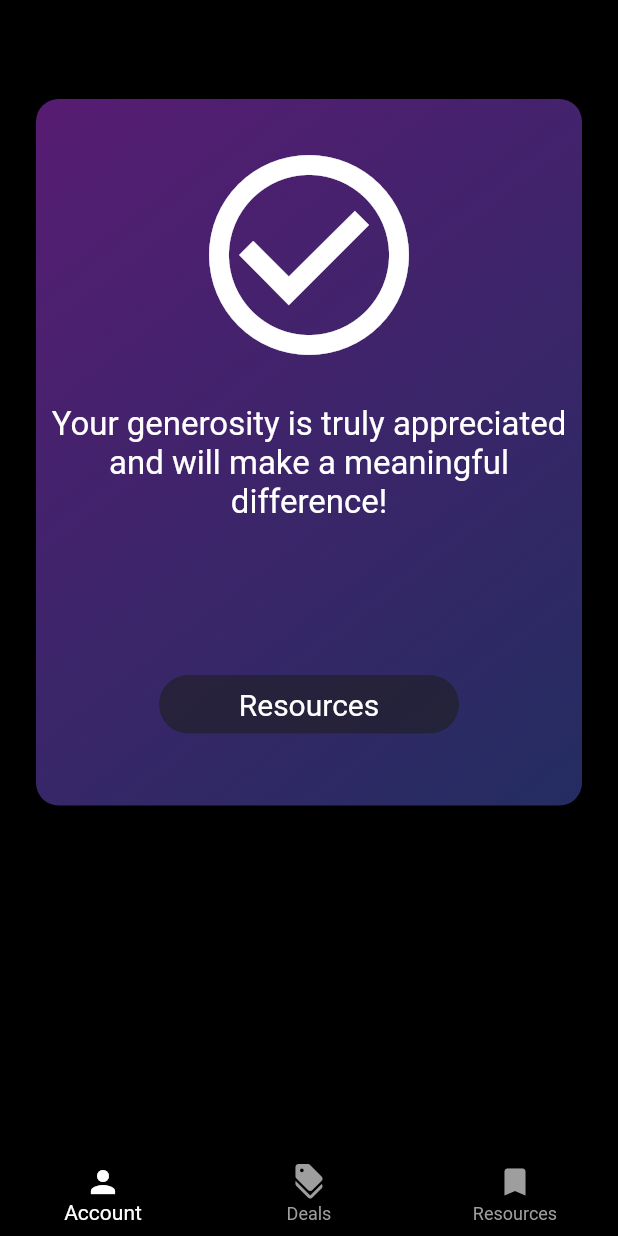
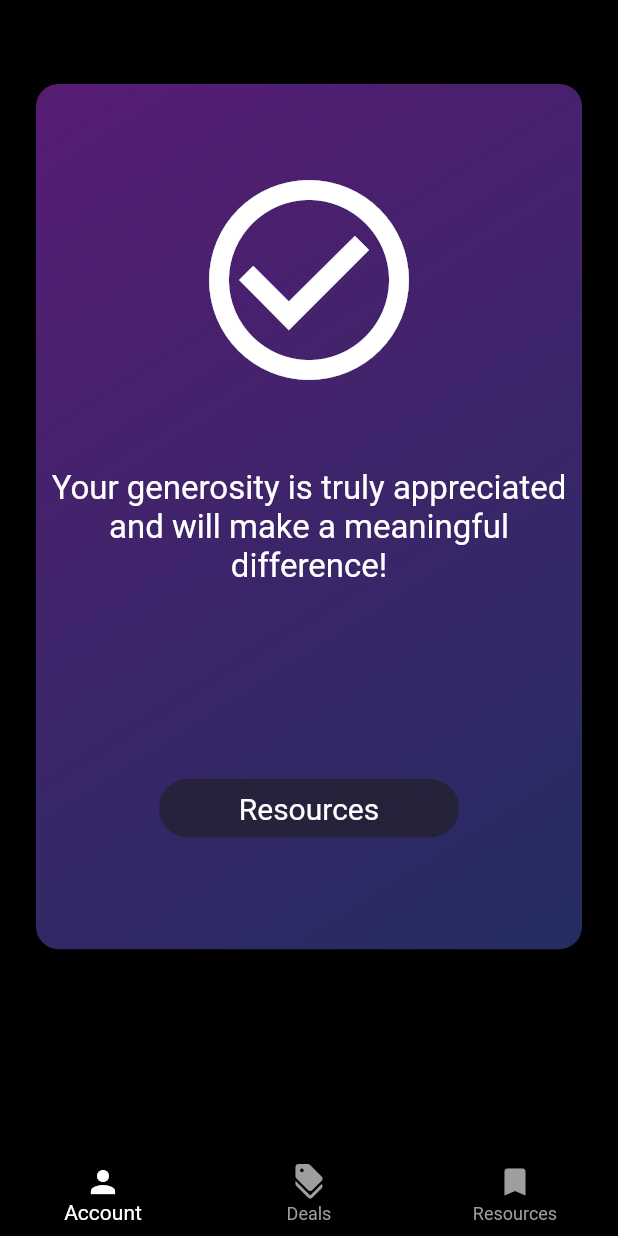
Before and after one commit to mariadoan247/totem_test_features, a Flutter app: the DonateChahtaFoundation screen opened by its route, after a tap on "Donate", on a phone screen of 412 x 824 dp. Run offline on Flutter 3.47's test engine with Material 2 defaults, Android fonts, the phone set to English and light mode, and no system bars; our stand-ins replace go_router; missing offline and left inert: dart:ffi; network calls fail; Roboto replaces fonts that are missing (Gothic A1).

Commit message:
finished formatting

```diff
--- a/lib/resources/donations/donationChahta.dart
+++ b/lib/resources/donations/donationChahta.dart
@@ -31,6 +31,7 @@ class _DonateChahtaFoundationState extends State<DonateChahtaFoundation> {
         crossAxisAlignment: CrossAxisAlignment.stretch,
         children: [
           Container(
+            height: MediaQuery.of(context).size.height*0.6,
             padding: const EdgeInsets.only(top: 16),
             decoration: BoxDecoration(
               borderRadius: BorderRadius.circular(15),
--- a/lib/resources/donations/donationChahtaComplete.dart
+++ b/lib/resources/donations/donationChahtaComplete.dart
@@ -12,9 +12,8 @@ class FinishedDonation extends StatelessWidget {
       mainAxisSize: MainAxisSize.min,
       crossAxisAlignment: CrossAxisAlignment.stretch,
       children: [
-        const SizedBox(height: 10),
         Container(
-          padding: const EdgeInsets.only(top: 0.0),
+          height: MediaQuery.of(context).size.height*0.7,
           decoration: BoxDecoration(
             borderRadius: BorderRadius.circular(15),
             gradient: const LinearGradient(
@@ -30,6 +29,7 @@ class FinishedDonation extends StatelessWidget {
             padding: const EdgeInsets.all(8.0),
             child: Column(
               mainAxisSize: MainAxisSize.min,
+              mainAxisAlignment: MainAxisAlignment.spaceEvenly,
               children: [
                 SizedBox(height: 16),
                 Icon(
```
